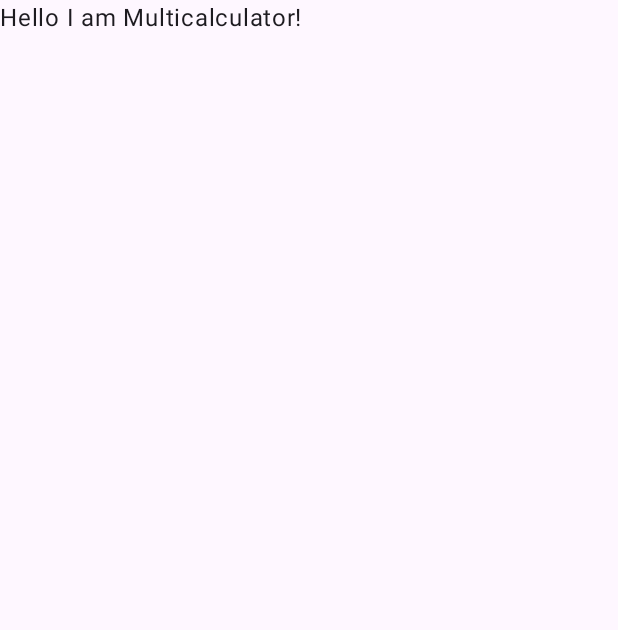
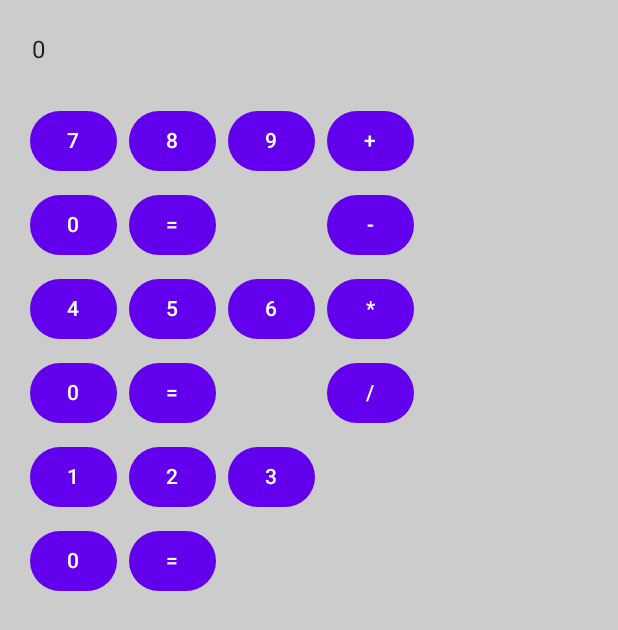
Before and after one commit to SumanHumagain/MultiCalculator_Cambrian, an Android app built with Jetpack Compose: the screen it shows after launch (MainActivity), on a phone screen of 412 x 824 dp. Shown: the top 630 px of the screen. Run offline under Robolectric (Android 15) with nearby library versions, the phone set to English and light mode, and no system bars.

```diff
--- a/androidApp/src/main/java/com/example/multicalculator/android/MainActivity.kt
+++ b/androidApp/src/main/java/com/example/multicalculator/android/MainActivity.kt
@@ -30,25 +30,26 @@ class MainActivity : ComponentActivity() {
                     modifier = Modifier.fillMaxSize(),
                     color = MaterialTheme.colorScheme.background
                 ) {
-                    GreetingView(Greeting().greet())
+//                    GreetingView(Greeting().greet())
+                    CalcView()
                 }
             }
         }
     }
 }
 
-@Composable
-fun GreetingView(text: String) {
-    Text(text = text)
-}
+//@Composable
+//fun GreetingView(text: String) {
+//    Text(text = text)
+//}
 
-@Preview
-@Composable
-fun DefaultPreview() {
-    MyApplicationTheme {
-        GreetingView("Hello, Android!")
-    }
-}
+//@Preview
+//@Composable
+//fun DefaultPreview() {
+//    MyApplicationTheme {
+//        GreetingView("Hello, Android!")
+//    }
+//}
 
 @Composable
 fun CalcView() {
@@ -67,7 +68,11 @@ fun CalcView() {
             Column {
                 for (i in 7 downTo 1 step 3) {
                     CalcRow(display = displayText, startNum = i, numButtons = 3)
+                Row {
+                    CalcNumericButton(number = 0, display = displayText)
+                    CalcEqualsButton(display = displayText)
                 }
+                    }
             }
             Column {
                 CalcOperationButton(operation = "+", display = displayText)
@@ -78,6 +83,7 @@ fun CalcView() {
         }
     }
 }
+
 
 
 
```
